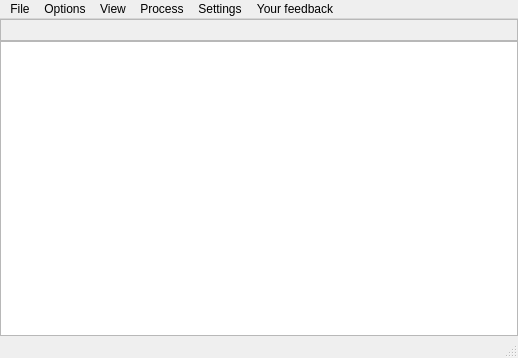
Qt form ui/main.ui (inspectC/linux-process-explorer) before a commit.
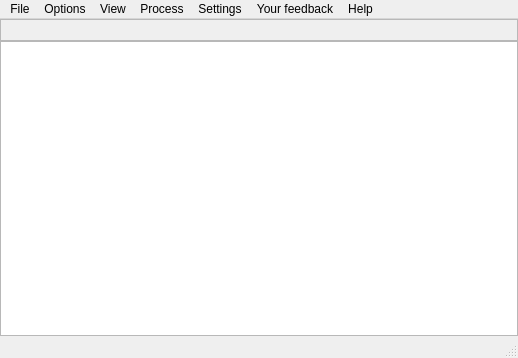
The same form after that commit. Custom widgets are drawn as their Qt base class.

Commit message: Applied patch from Diaa Sami (Thanks!) Added first beginnings of a help windows.

```diff
--- a/ui/main.ui
+++ b/ui/main.ui
@@ -145,12 +145,21 @@
     </property>
     <addaction name="actionSent_your_feedback"/>
    </widget>
+   <widget class="QMenu" name="menuHelp">
+    <property name="title">
+     <string>Help</string>
+    </property>
+    <addaction name="actionColor_legend"/>
+    <addaction name="separator"/>
+    <addaction name="actionAbout"/>
+   </widget>
    <addaction name="menuFile"/>
    <addaction name="menuOptions"/>
    <addaction name="menuView"/>
    <addaction name="menuProcess"/>
    <addaction name="menuSettings"/>
    <addaction name="menuYourFeedback"/>
+   <addaction name="menuHelp"/>
   </widget>
   <widget class="QStatusBar" name="statusbar"/>
   <action name="actionSet_affinity">
```
Left out of the diff: 15 changed lines with no effect on the pictures. The commit also changes 3 other files.
